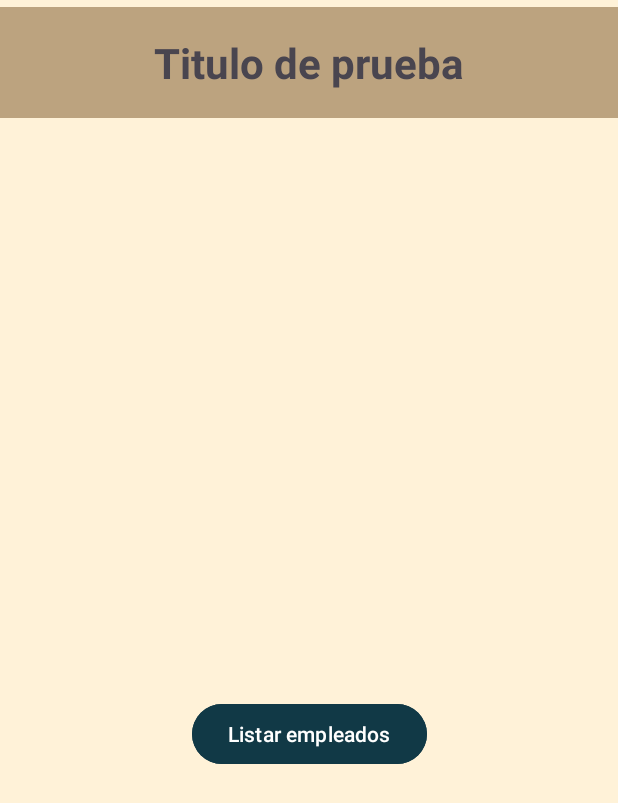
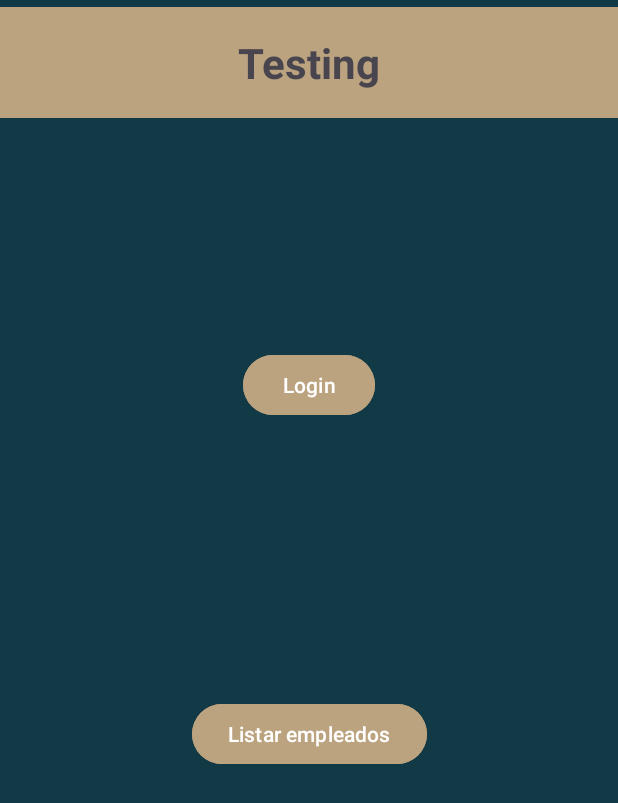
Before and after one commit to CarlosBlancoFermin/Proyecto1_Grupo7, an Android app: the layout activity_main.xml on its own in the app's theme, with its tools: preview values and no code run, on a phone screen of 412 x 824 dp. Shown: the top 803 px of the screen. Run offline under Robolectric (Android 15) with nearby library versions, the phone set to English and light mode, and no system bars.

Commit message:
update MainActivity: - pantalla de testing (login, listar)

```diff
--- a/app/src/main/java/com/example/proyecto_entrega2_grupo7/activities/MainActivity.java
+++ b/app/src/main/java/com/example/proyecto_entrega2_grupo7/activities/MainActivity.java
@@ -25,15 +25,14 @@ public class MainActivity extends AppCompatActivity {
     @Override
     protected void onCreate(Bundle savedInstanceState) {
         super.onCreate(savedInstanceState);
-        Intent intent = new Intent(this, LoginActivity.class);
-        startActivity(intent);
-
-        ges.obtenerUsuarios(new FirebaseListCallback() {
-           @Override
-           public void onCallback(List<Usuario> list) {
-               users = list;
-           }
-        });
+        setContentView(R.layout.activity_main);
+        /**
+         * La primera pantalla tiene que cargarse con setContentView;
+         * si se carga como Intent y le das para atrás se queda una pantalla en blanco
+         *
+         * Intent intent = new Intent(this, LoginActivity.class);
+         * startActivity(intent);
+         **/
     }
 
     public void btListarEmpleados(View view){
@@ -41,5 +40,10 @@ public class MainActivity extends AppCompatActivity {
         startActivity(intent);
     }
 
+    public void btLogin(View view){
+        Intent intent = new Intent(this, LoginActivity.class);
+        startActivity(intent);
+    }
+
 
 }
--- a/app/src/main/res/layout/activity_main.xml
+++ b/app/src/main/res/layout/activity_main.xml
@@ -4,15 +4,29 @@
     xmlns:tools="http://schemas.android.com/tools"
     android:layout_width="match_parent"
     android:layout_height="match_parent"
-    android:background="@color/background"
+    android:background="@color/dark"
     tools:context=".activities.MainActivity">
 
     <Button
-        android:id="@+id/btPrueba"
+        android:id="@+id/btLogin"
+        android:layout_width="wrap_content"
+        android:layout_height="wrap_content"
+        android:text="@string/bt_login"
+        android:backgroundTint="@color/accent"
+        android:onClick="btLogin"
+        app:layout_constraintTop_toTopOf="parent"
+        app:layout_constraintBottom_toBottomOf="parent"
+        app:layout_constraintLeft_toLeftOf="parent"
+        app:layout_constraintRight_toRightOf="parent"
+        app:layout_constraintHorizontal_bias="0.5"
+        app:layout_constraintVertical_bias="0.3"/>
+
+    <Button
+        android:id="@+id/btListar"
         android:layout_width="wrap_content"
         android:layout_height="wrap_content"
         android:text="@string/bt_listar"
-        android:backgroundTint="@color/dark"
+        android:backgroundTint="@color/accent"
         android:onClick="btListarEmpleados"
         app:layout_constraintTop_toTopOf="parent"
         app:layout_constraintBottom_toBottomOf="parent"
--- a/app/src/main/res/values/strings.xml
+++ b/app/src/main/res/values/strings.xml
@@ -1,6 +1,6 @@
 <resources>
     <string name="app_name">Proyecto_Entrega2_Grupo7</string>
-    <string name="header_prueba">Titulo de prueba</string>
+    <string name="header_prueba">Testing</string>
     <string name="header_listar">Lista de empleados</string>
     <string name="bt_listar">Listar empleados</string>
     <string name="bt_login">Login</string>
```
